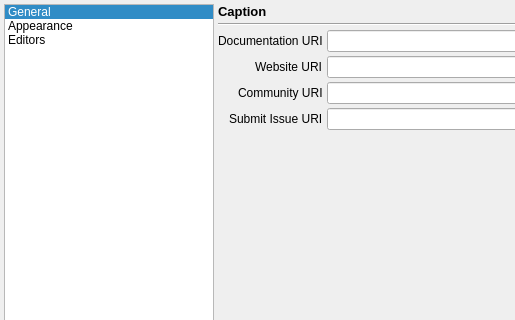
The window that Dialogs/PreferencesDialog.ui (enigma-dev/RadialGM) describes before a commit, drawn with Qt 5; both pictures show x 0 to 515 and y 0 to 320 of the 850 by 589 pixel window.
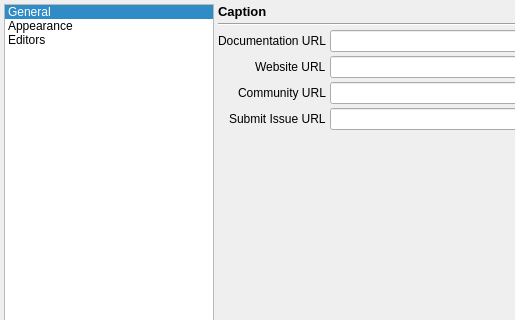
The same window after the commit. Icons and pictures are not drawn.

Commit message: use url in UI which is more specific/supported

The edit to the form file:
```diff
--- a/Dialogs/PreferencesDialog.ui
+++ b/Dialogs/PreferencesDialog.ui
@@ -168,28 +168,28 @@
            <item row="0" column="0">
             <widget class="QLabel" name="documentationLabel">
              <property name="text">
-              <string>Documentation URI</string>
+              <string>Documentation URL</string>
              </property>
             </widget>
            </item>
            <item row="1" column="0">
             <widget class="QLabel" name="websiteLabel">
              <property name="text">
-              <string>Website URI</string>
+              <string>Website URL</string>
              </property>
             </widget>
            </item>
            <item row="2" column="0">
             <widget class="QLabel" name="communityLabel">
              <property name="text">
-              <string>Community URI</string>
+              <string>Community URL</string>
              </property>
             </widget>
            </item>
            <item row="3" column="0">
             <widget class="QLabel" name="submitIssueLabel">
              <property name="text">
-              <string>Submit Issue URI</string>
+              <string>Submit Issue URL</string>
              </property>
             </widget>
            </item>
```
